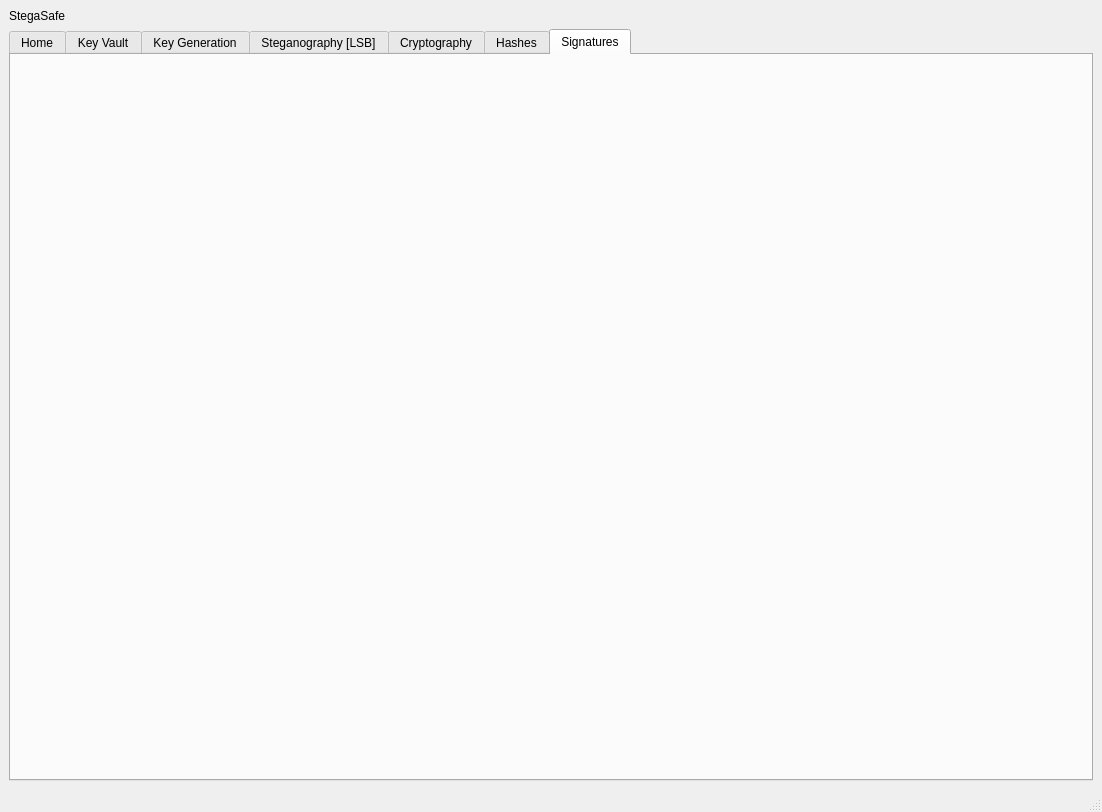
Old version of the form src/stegasafe/gui/main_window.ui in the repository RaveNcLawNN/StegaSafe.
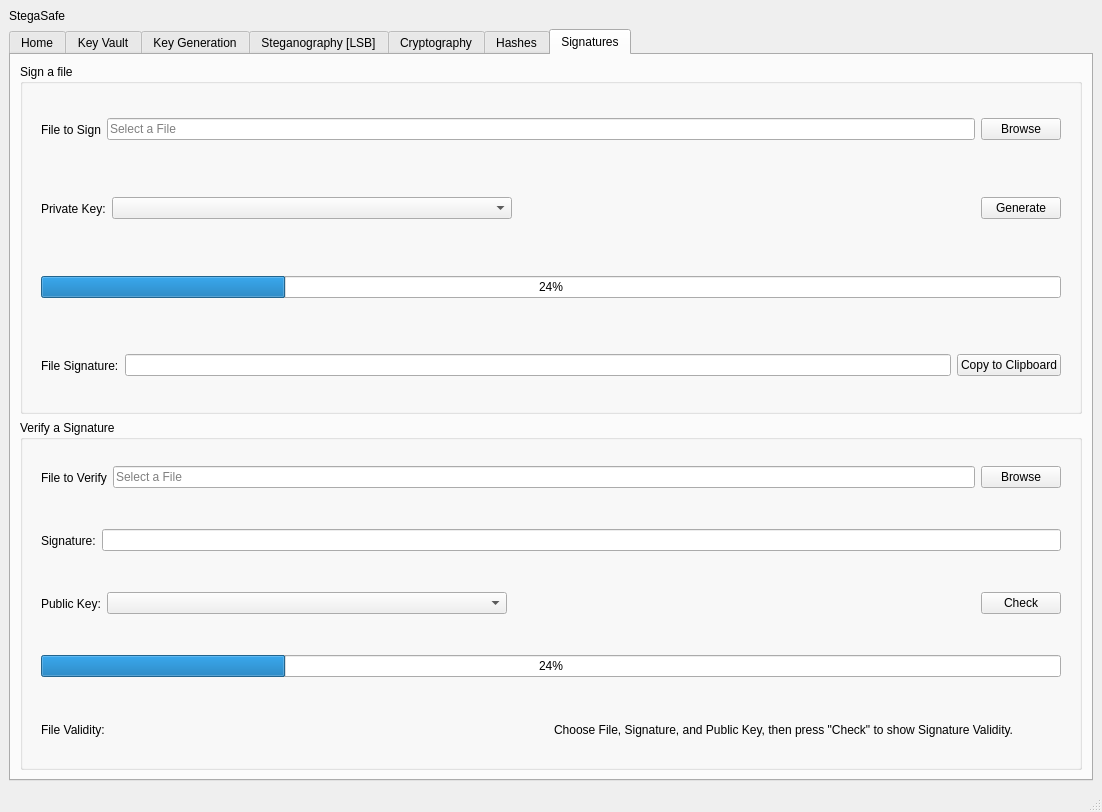
New version of the form. The open tabs and pages were chosen to show the change.

Commit message: # Signature Tab & Controller Added the tab for the signature service and the corresponding signatures_controller

```diff
--- a/src/stegasafe/gui/main_window.ui
+++ b/src/stegasafe/gui/main_window.ui
@@ -1299,6 +1299,257 @@
        <attribute name="title">
         <string>Signatures</string>
        </attribute>
+       <layout class="QVBoxLayout" name="verticalLayout_24">
+        <item>
+         <widget class="QGroupBox" name="gbSigning">
+          <property name="title">
+           <string>Sign a file</string>
+          </property>
+          <layout class="QVBoxLayout" name="verticalLayout_25">
+           <item>
+            <widget class="QWidget" name="rowChooseFileToSign" native="true">
+             <layout class="QHBoxLayout" name="horizontalLayout_38">
+              <item>
+               <widget class="QLabel" name="lblChooseFileToSign">
+                <property name="text">
+                 <string>File to Sign</string>
+                </property>
+               </widget>
+              </item>
+              <item>
+               <widget class="QLineEdit" name="leChooseFileToSign">
+                <property name="readOnly">
+                 <bool>true</bool>
+                </property>
+                <property name="placeholderText">
+                 <string>Select a File</string>
+                </property>
+               </widget>
+              </item>
+              <item>
+               <widget class="QPushButton" name="btnChooseFileToSign">
+                <property name="text">
+                 <string>Browse</string>
+                </property>
+               </widget>
+              </item>
+             </layout>
+            </widget>
+           </item>
+           <item>
+            <widget class="QWidget" name="rowSigPrivKSelection" native="true">
+             <layout class="QHBoxLayout" name="horizontalLayout_37">
+              <item>
+               <widget class="QLabel" name="lblSigPrivKSelection">
+                <property name="text">
+                 <string>Private Key:</string>
+                </property>
+               </widget>
+              </item>
+              <item>
+               <widget class="QComboBox" name="cbSigPrivKSelection">
+                <property name="minimumSize">
+                 <size>
+                  <width>400</width>
+                  <height>20</height>
+                 </size>
+                </property>
+               </widget>
+              </item>
+              <item>
+               <spacer name="spcSigPrivKSelection">
+                <property name="orientation">
+                 <enum>Qt::Orientation::Horizontal</enum>
+                </property>
+                <property name="sizeHint" stdset="0">
+                 <size>
+                  <width>40</width>
+                  <height>20</height>
+                 </size>
+                </property>
+               </spacer>
+              </item>
+              <item>
+               <widget class="QPushButton" name="btnSigPrivKSelection">
+                <property name="text">
+                 <string>Generate</string>
+                </property>
+               </widget>
+              </item>
+             </layout>
+            </widget>
+           </item>
+           <item>
+            <widget class="QWidget" name="rowSignProgress" native="true">
+             <layout class="QVBoxLayout" name="verticalLayout_27">
+              <item>
+               <widget class="QProgressBar" name="pbSign">
+                <property name="value">
+                 <number>24</number>
+                </property>
+               </widget>
+              </item>
+             </layout>
+            </widget>
+           </item>
+           <item>
+            <widget class="QWidget" name="rowShowSignature" native="true">
+             <layout class="QHBoxLayout" name="horizontalLayout_42">
+              <item>
+               <widget class="QLabel" name="lblShowSignature">
+                <property name="text">
+                 <string>File Signature:</string>
+                </property>
+               </widget>
+              </item>
+              <item>
+               <widget class="QLineEdit" name="leShowSignature"/>
+              </item>
+              <item>
+               <widget class="QPushButton" name="btnCopySignature">
+                <property name="text">
+                 <string>Copy to Clipboard</string>
+                </property>
+               </widget>
+              </item>
+             </layout>
+            </widget>
+           </item>
+          </layout>
+         </widget>
+        </item>
+        <item>
+         <widget class="QGroupBox" name="gbVerification">
+          <property name="title">
+           <string>Verify a Signature</string>
+          </property>
+          <layout class="QVBoxLayout" name="verticalLayout_26">
+           <item>
+            <widget class="QWidget" name="rowChooseFileToVerify" native="true">
+             <layout class="QHBoxLayout" name="horizontalLayout_43">
+              <item>
+               <widget class="QLabel" name="lblChooseFileToVerify">
+                <property name="text">
+                 <string>File to Verify</string>
+                </property>
+               </widget>
+              </item>
+              <item>
+               <widget class="QLineEdit" name="leChooseFileToVerify">
+                <property name="readOnly">
+                 <bool>true</bool>
+                </property>
+                <property name="placeholderText">
+                 <string>Select a File</string>
+                </property>
+               </widget>
+              </item>
+              <item>
+               <widget class="QPushButton" name="btnChooseFileToVerify">
+                <property name="text">
+                 <string>Browse</string>
+                </property>
+               </widget>
+              </item>
+             </layout>
+            </widget>
+           </item>
+           <item>
+            <widget class="QWidget" name="rowShowSignature_2" native="true">
+             <layout class="QHBoxLayout" name="horizontalLayout_44">
+              <item>
+               <widget class="QLabel" name="lblShowSignature_2">
+                <property name="text">
+                 <string>Signature:</string>
+                </property>
+               </widget>
+              </item>
+              <item>
+               <widget class="QLineEdit" name="leShowSignature_2"/>
+              </item>
+             </layout>
+            </widget>
+           </item>
+           <item>
+            <widget class="QWidget" name="rowSigPubKSelection" native="true">
+             <layout class="QHBoxLayout" name="horizontalLayout_45">
+              <item>
+               <widget class="QLabel" name="lblSigPubKSelection">
+                <property name="text">
+                 <string>Public Key:</string>
+                </property>
+               </widget>
+              </item>
+              <item>
+               <widget class="QComboBox" name="cbSigPubKSelection">
+                <property name="minimumSize">
+                 <size>
+                  <width>400</width>
+                  <height>20</height>
+                 </size>
+                </property>
+               </widget>
+              </item>
+              <item>
+               <spacer name="spcSigPubKSelection">
+                <property name="orientation">
+                 <enum>Qt::Orientation::Horizontal</enum>
+                </property>
+                <property name="sizeHint" stdset="0">
+                 <size>
+                  <width>40</width>
+                  <height>20</height>
+                 </size>
+                </property>
+               </spacer>
+              </item>
+              <item>
+               <widget class="QPushButton" name="btnSigPubKSelection">
+                <property name="text">
+                 <string>Check</string>
+                </property>
+               </widget>
+              </item>
+             </layout>
+            </widget>
+           </item>
+           <item>
+            <widget class="QWidget" name="rowVerificationProgress" native="true">
+             <layout class="QVBoxLayout" name="verticalLayout_28">
+              <item>
+               <widget class="QProgressBar" name="pbVerification">
+                <property name="value">
+                 <number>24</number>
+                </property>
+               </widget>
+              </item>
+             </layout>
+            </widget>
+           </item>
+           <item>
+            <widget class="QWidget" name="rowShowFileValidity" native="true">
+             <layout class="QHBoxLayout" name="horizontalLayout_46">
+              <item>
+               <widget class="QLabel" name="lblFileValidityText">
+                <property name="text">
+                 <string>File Validity:</string>
+                </property>
+               </widget>
+              </item>
+              <item>
+               <widget class="QLabel" name="lblFileValiditShow">
+                <property name="text">
+                 <string>Choose File, Signature, and Public Key, then press &quot;Check&quot; to show Signature Validity.</string>
+                </property>
+               </widget>
+              </item>
+             </layout>
+            </widget>
+           </item>
+          </layout>
+         </widget>
+        </item>
+       </layout>
       </widget>
      </widget>
     </item>
```
Left out of the diff: 58 changed lines with no effect on the pictures. The commit also changes 3 other files.
